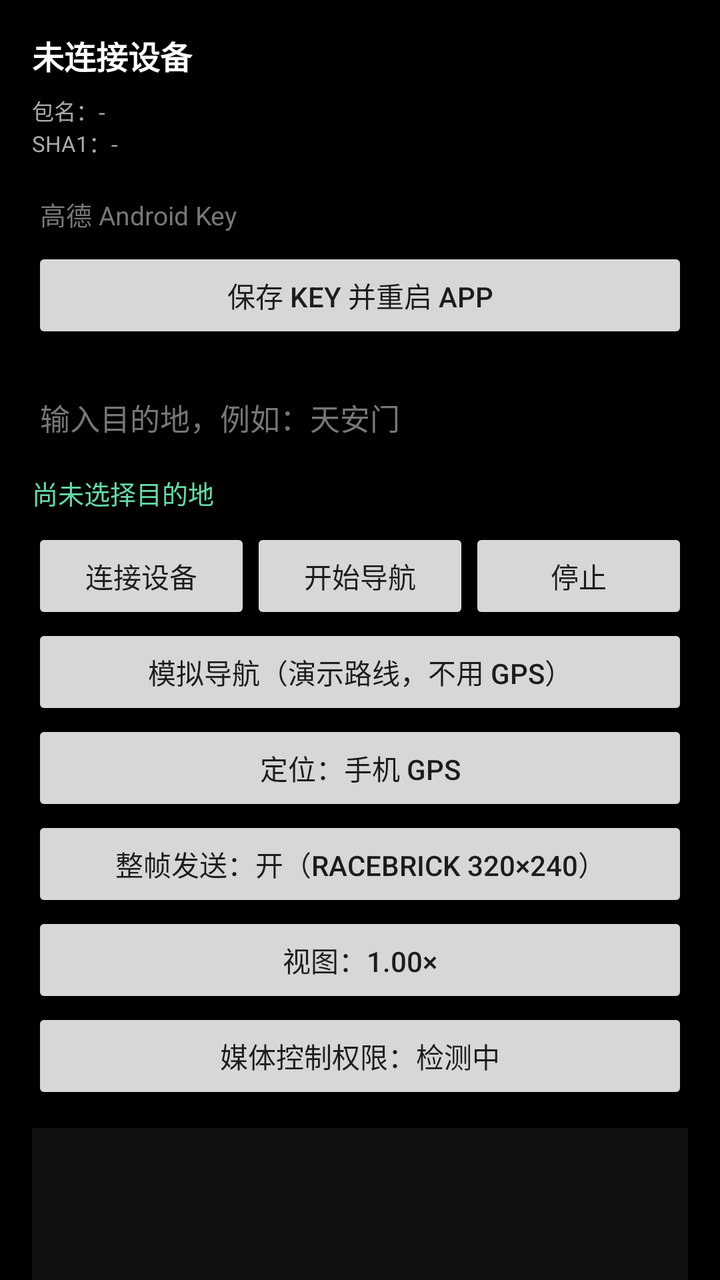
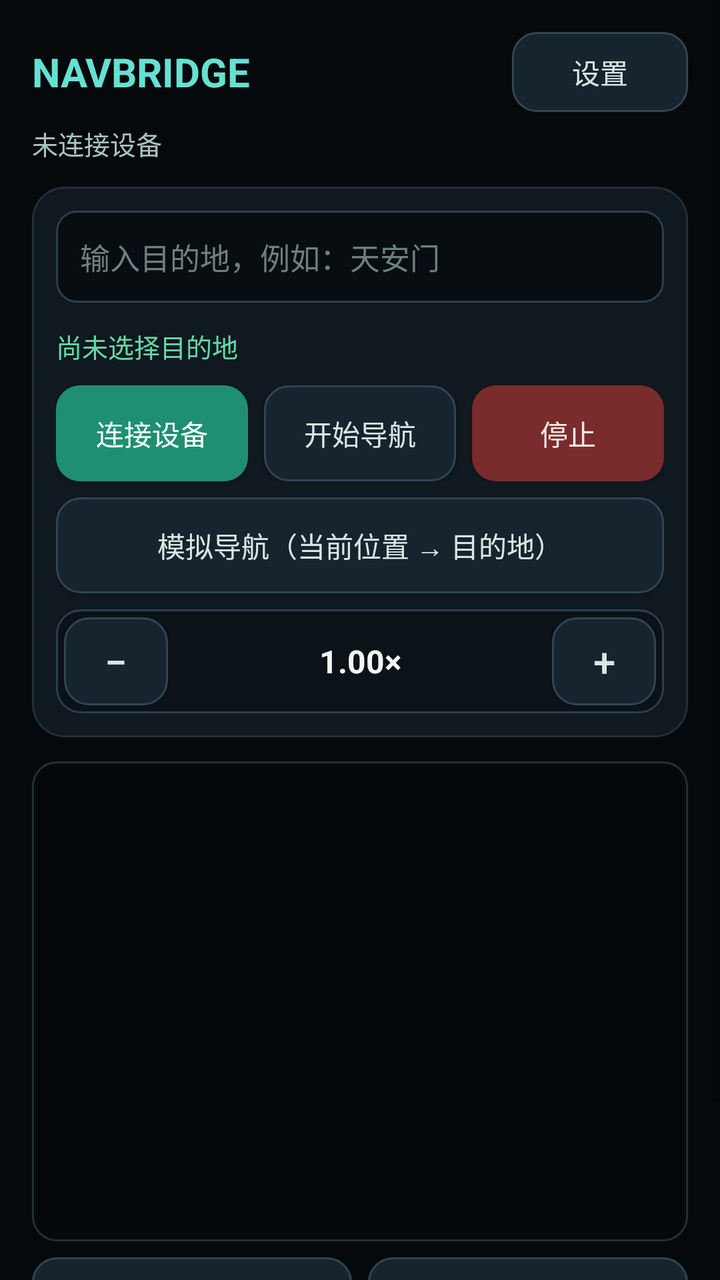

Before-and-after screenshots of an Android layout around one commit, followed by the original layout XML and the change that was made.
<!-- AndroidManifest.xml: application theme Theme.NavBridge -->
<!-- res/layout/activity_main.xml -->
<?xml version="1.0" encoding="utf-8"?>
<ScrollView xmlns:android="http://schemas.android.com/apk/res/android"
    android:layout_width="match_parent"
    android:layout_height="match_parent"
    android:fillViewport="true"
    android:background="@android:color/black">

    <LinearLayout
        android:layout_width="match_parent"
        android:layout_height="wrap_content"
        android:orientation="vertical"
        android:padding="16dp">

        <TextView
            android:id="@+id/tvStatus"
            android:layout_width="match_parent"
            android:layout_height="wrap_content"
            android:textColor="#FFFFFF"
            android:textSize="16sp"
            android:textStyle="bold"
            android:text="未连接设备" />

        <TextView
            android:id="@+id/tvSign"
            android:layout_width="match_parent"
            android:layout_height="wrap_content"
            android:layout_marginTop="8dp"
            android:textColor="#AAAAAA"
            android:textSize="11sp"
            android:textIsSelectable="true"
            android:text="包名：-\nSHA1：-" />

        <EditText
            android:id="@+id/etKey"
            android:layout_width="match_parent"
            android:layout_height="wrap_content"
            android:layout_marginTop="8dp"
            android:hint="高德 Android Key"
            android:inputType="text"
            android:textColor="#FFFFFF"
            android:textColorHint="#777777"
            android:textSize="13sp" />

        <Button
            android:id="@+id/btnSaveKey"
            android:layout_width="match_parent"
            android:layout_height="wrap_content"
            android:text="保存 Key 并重启 App" />

        <EditText
            android:id="@+id/etKeyword"
            android:layout_width="match_parent"
            android:layout_height="wrap_content"
            android:layout_marginTop="16dp"
            android:hint="输入目的地，例如：天安门"
            android:inputType="text"
            android:textColor="#FFFFFF"
            android:textColorHint="#777777"
            android:textSize="15sp" />

        <LinearLayout
            android:id="@+id/llTips"
            android:layout_width="match_parent"
            android:layout_height="wrap_content"
            android:layout_marginTop="4dp"
            android:orientation="vertical" />

        <TextView
            android:id="@+id/tvDest"
            android:layout_width="match_parent"
            android:layout_height="wrap_content"
            android:layout_marginTop="6dp"
            android:textColor="#66D9A6"
            android:textSize="13sp"
            android:text="尚未选择目的地" />

        <LinearLayout
            android:layout_width="match_parent"
            android:layout_height="wrap_content"
            android:layout_marginTop="8dp"
            android:orientation="horizontal">

            <Button
                android:id="@+id/btnConnect"
                android:layout_width="0dp"
                android:layout_height="wrap_content"
                android:layout_weight="1"
                android:text="连接设备" />

            <Button
                android:id="@+id/btnStart"
                android:layout_width="0dp"
                android:layout_height="wrap_content"
                android:layout_weight="1"
                android:text="开始导航" />

            <Button
                android:id="@+id/btnStop"
                android:layout_width="0dp"
                android:layout_height="wrap_content"
                android:layout_weight="1"
                android:text="停止" />
        </LinearLayout>

        <Button
            android:id="@+id/btnSimulate"
            android:layout_width="match_parent"
            android:layout_height="wrap_content"
            android:text="模拟导航（演示路线，不用 GPS）" />

        <Button
            android:id="@+id/btnGpsSource"
            android:layout_width="match_parent"
            android:layout_height="wrap_content"
            android:text="定位：手机 GPS" />

        <Button
            android:id="@+id/btnSendFrames"
            android:layout_width="match_parent"
            android:layout_height="wrap_content"
            android:text="整帧发送：开（RaceBrick 320×240）" />

        <Button
            android:id="@+id/btnZoom"
            android:layout_width="match_parent"
            android:layout_height="wrap_content"
            android:text="视图：1.00×" />

        <Button
            android:id="@+id/btnMediaAccess"
            android:layout_width="match_parent"
            android:layout_height="wrap_content"
            android:text="媒体控制权限：检测中" />

        <ImageView
            android:id="@+id/ivPreview"
            android:layout_width="match_parent"
            android:layout_height="240dp"
            android:layout_marginTop="12dp"
            android:scaleType="fitCenter"
            android:background="#111111"
            android:contentDescription="320×240 导航画面模拟预览" />

        <LinearLayout
            android:layout_width="match_parent"
            android:layout_height="wrap_content"
            android:orientation="horizontal">

            <Button
                android:id="@+id/btnPreviewMode"
                android:layout_width="0dp"
                android:layout_height="wrap_content"
                android:layout_weight="1"
                android:text="预览：SDK 原图" />

            <Button
                android:id="@+id/btnOrientation"
                android:layout_width="0dp"
                android:layout_height="wrap_content"
                android:layout_weight="1"
                android:text="视角：车头朝上" />
        </LinearLayout>

        <TextView
            android:id="@+id/tvLog"
            android:layout_width="match_parent"
            android:layout_height="wrap_content"
            android:layout_marginTop="12dp"
            android:textColor="#88FF88"
            android:textSize="11sp"
            android:fontFamily="monospace"
            android:textIsSelectable="true" />
    </LinearLayout>
</ScrollView>
<!-- resources referenced by this layout -->
<resources>
  <style name="Theme.NavBridge" parent="Theme.AppCompat.DayNight.NoActionBar">
          <item name="android:windowBackground">@android:color/black</item>
          <item name="android:statusBarColor">@android:color/black</item>
      </style>
</resources>

<!-- the commit's change to res/layout/activity_main.xml (unified diff, before → after) -->
@@ -3,7 +3,7 @@
     android:layout_width="match_parent"
     android:layout_height="match_parent"
     android:fillViewport="true"
-    android:background="@android:color/black">
+    android:background="#06090C">
 
     <LinearLayout
         android:layout_width="match_parent"
@@ -11,68 +11,176 @@
         android:orientation="vertical"
         android:padding="16dp">
 
+        <LinearLayout
+            android:layout_width="match_parent"
+            android:layout_height="wrap_content"
+            android:gravity="center_vertical"
+            android:orientation="horizontal">
+
+            <TextView
+                android:layout_width="0dp"
+                android:layout_height="wrap_content"
+                android:layout_weight="1"
+                android:text="NAVBRIDGE"
+                android:textColor="#66E0D2"
+                android:textSize="20sp"
+                android:textStyle="bold" />
+
+            <Button
+                android:id="@+id/btnSettings"
+                android:layout_width="wrap_content"
+                android:layout_height="wrap_content"
+                android:background="@drawable/btn_secondary"
+                android:backgroundTint="@null"
+                android:minHeight="40dp"
+                android:text="设置"
+                android:textColor="#D7E7E4" />
+        </LinearLayout>
+
         <TextView
             android:id="@+id/tvStatus"
             android:layout_width="match_parent"
             android:layout_height="wrap_content"
-            android:textColor="#FFFFFF"
-            android:textSize="16sp"
-            android:textStyle="bold"
-            android:text="未连接设备" />
-
-        <TextView
-            android:id="@+id/tvSign"
-            android:layout_width="match_parent"
-            android:layout_height="wrap_content"
-            android:layout_marginTop="8dp"
-            android:textColor="#AAAAAA"
-            android:textSize="11sp"
-            android:textIsSelectable="true"
-            android:text="包名：-\nSHA1：-" />
-
-        <EditText
-            android:id="@+id/etKey"
-            android:layout_width="match_parent"
-            android:layout_height="wrap_content"
-            android:layout_marginTop="8dp"
-            android:hint="高德 Android Key"
-            android:inputType="text"
-            android:textColor="#FFFFFF"
-            android:textColorHint="#777777"
+            android:layout_marginTop="6dp"
+            android:text="未连接设备"
+            android:textColor="#A9C4BE"
             android:textSize="13sp" />
 
-        <Button
-            android:id="@+id/btnSaveKey"
-            android:layout_width="match_parent"
-            android:layout_height="wrap_content"
-            android:text="保存 Key 并重启 App" />
-
-        <EditText
-            android:id="@+id/etKeyword"
-            android:layout_width="match_parent"
-            android:layout_height="wrap_content"
-            android:layout_marginTop="16dp"
-            android:hint="输入目的地，例如：天安门"
-            android:inputType="text"
-            android:textColor="#FFFFFF"
-            android:textColorHint="#777777"
-            android:textSize="15sp" />
-
         <LinearLayout
-            android:id="@+id/llTips"
-            android:layout_width="match_parent"
-            android:layout_height="wrap_content"
-            android:layout_marginTop="4dp"
-            android:orientation="vertical" />
-
-        <TextView
-            android:id="@+id/tvDest"
-            android:layout_width="match_parent"
-            android:layout_height="wrap_content"
-            android:layout_marginTop="6dp"
-            android:textColor="#66D9A6"
-            android:textSize="13sp"
-            android:text="尚未选择目的地" />
+            android:layout_width="match_parent"
+            android:layout_height="wrap_content"
+            android:layout_marginTop="12dp"
+            android:background="@drawable/bg_card"
+            android:orientation="vertical"
+            android:padding="12dp">
+
+            <EditText
+                android:id="@+id/etKeyword"
+                android:layout_width="match_parent"
+                android:layout_height="wrap_content"
+                android:background="@drawable/bg_input"
+                android:hint="输入目的地，例如：天安门"
+                android:inputType="text"
+                android:padding="12dp"
+                android:textColor="#F0F6F4"
+                android:textColorHint="#6D817D"
+                android:textSize="15sp" />
+
+            <LinearLayout
+                android:id="@+id/llTips"
+                android:layout_width="match_parent"
+                android:layout_height="wrap_content"
+                android:layout_marginTop="4dp"
+                android:orientation="vertical" />
+
+            <TextView
+                android:id="@+id/tvDest"
+                android:layout_width="match_parent"
+                android:layout_height="wrap_content"
+                android:layout_marginTop="8dp"
+                android:text="尚未选择目的地"
+                android:textColor="#66D9A6"
+                android:textSize="13sp" />
+
+            <LinearLayout
+                android:layout_width="match_parent"
+                android:layout_height="wrap_content"
+                android:layout_marginTop="10dp"
+                android:orientation="horizontal">
+
+                <Button
+                    android:id="@+id/btnConnect"
+                    android:layout_width="0dp"
+                    android:layout_height="wrap_content"
+                    android:layout_weight="1"
+                    android:background="@drawable/btn_primary"
+                    android:backgroundTint="@null"
+                    android:text="连接设备"
+                    android:textColor="#F2FFFB" />
+
+                <Button
+                    android:id="@+id/btnStart"
+                    android:layout_width="0dp"
+                    android:layout_height="wrap_content"
+                    android:layout_marginStart="8dp"
+                    android:layout_weight="1"
+                    android:background="@drawable/btn_secondary"
+                    android:backgroundTint="@null"
+                    android:text="开始导航"
+                    android:textColor="#D7E7E4" />
+
+                <Button
+                    android:id="@+id/btnStop"
+                    android:layout_width="0dp"
+                    android:layout_height="wrap_content"
+                    android:layout_marginStart="8dp"
+                    android:layout_weight="1"
+                    android:background="@drawable/btn_danger"
+                    android:backgroundTint="@null"
+                    android:text="停止"
+                    android:textColor="#FFE9E9" />
+            </LinearLayout>
+
+            <Button
+                android:id="@+id/btnSimulate"
+                android:layout_width="match_parent"
+                android:layout_height="wrap_content"
+                android:layout_marginTop="8dp"
+                android:background="@drawable/btn_secondary"
+                android:backgroundTint="@null"
+                android:text="模拟导航（当前位置 → 目的地）"
+                android:textColor="#D7E7E4" />
+
+            <LinearLayout
+                android:layout_width="match_parent"
+                android:layout_height="wrap_content"
+                android:layout_marginTop="8dp"
+                android:background="@drawable/bg_zoom"
+                android:gravity="center_vertical"
+                android:orientation="horizontal"
+                android:padding="4dp">
+
+                <Button
+                    android:id="@+id/btnZoomOut"
+                    android:layout_width="52dp"
+                    android:layout_height="44dp"
+                    android:background="@drawable/btn_secondary"
+                    android:backgroundTint="@null"
+                    android:text="−"
+                    android:textColor="#D7E7E4"
+                    android:textSize="20sp" />
+
+                <TextView
+                    android:id="@+id/tvZoom"
+                    android:layout_width="0dp"
+                    android:layout_height="wrap_content"
+                    android:layout_weight="1"
+                    android:gravity="center"
+                    android:text="1.00×"
+                    android:textColor="#F0F6F4"
+                    android:textSize="16sp"
+                    android:textStyle="bold" />
+
+                <Button
+                    android:id="@+id/btnZoomIn"
+                    android:layout_width="52dp"
+                    android:layout_height="44dp"
+                    android:background="@drawable/btn_secondary"
+                    android:backgroundTint="@null"
+                    android:text="+"
+                    android:textColor="#D7E7E4"
+                    android:textSize="20sp" />
+            </LinearLayout>
+        </LinearLayout>
+
+        <ImageView
+            android:id="@+id/ivPreview"
+            android:layout_width="match_parent"
+            android:layout_height="240dp"
+            android:layout_marginTop="12dp"
+            android:background="@drawable/bg_preview"
+            android:contentDescription="320×240 导航画面模拟预览"
+            android:scaleType="fitCenter" />
 
         <LinearLayout
             android:layout_width="match_parent"
@@ -81,84 +189,25 @@
             android:orientation="horizontal">
 
             <Button
-                android:id="@+id/btnConnect"
-                android:layout_width="0dp"
-                android:layout_height="wrap_content"
-                android:layout_weight="1"
-                android:text="连接设备" />
-
-            <Button
-                android:id="@+id/btnStart"
-                android:layout_width="0dp"
-                android:layout_height="wrap_content"
-                android:layout_weight="1"
-                android:text="开始导航" />
-
-            <Button
-                android:id="@+id/btnStop"
-                android:layout_width="0dp"
-                android:layout_height="wrap_content"
-                android:layout_weight="1"
-                android:text="停止" />
-        </LinearLayout>
-
-        <Button
-            android:id="@+id/btnSimulate"
-            android:layout_width="match_parent"
-            android:layout_height="wrap_content"
-            android:text="模拟导航（演示路线，不用 GPS）" />
-
-        <Button
-            android:id="@+id/btnGpsSource"
-            android:layout_width="match_parent"
-            android:layout_height="wrap_content"
-            android:text="定位：手机 GPS" />
-
-        <Button
-            android:id="@+id/btnSendFrames"
-            android:layout_width="match_parent"
-            android:layout_height="wrap_content"
-            android:text="整帧发送：开（RaceBrick 320×240）" />
-
-        <Button
-            android:id="@+id/btnZoom"
-            android:layout_width="match_parent"
-            android:layout_height="wrap_content"
-            android:text="视图：1.00×" />
-
-        <Button
-            android:id="@+id/btnMediaAccess"
-            android:layout_width="match_parent"
-            android:layout_height="wrap_content"
-            android:text="媒体控制权限：检测中" />
-
-        <ImageView
-            android:id="@+id/ivPreview"
-            android:layout_width="match_parent"
-            android:layout_height="240dp"
-            android:layout_marginTop="12dp"
-            android:scaleType="fitCenter"
-            android:background="#111111"
-            android:contentDescription="320×240 导航画面模拟预览" />
-
-        <LinearLayout
-            android:layout_width="match_parent"
-            android:layout_height="wrap_content"
-            android:orientation="horizontal">
-
-            <Button
                 android:id="@+id/btnPreviewMode"
                 android:layout_width="0dp"
                 android:layout_height="wrap_content"
                 android:layout_weight="1"
-                android:text="预览：SDK 原图" />
+                android:background="@drawable/btn_secondary"
+                android:backgroundTint="@null"
+                android:text="预览：SDK 原图"
+                android:textColor="#D7E7E4" />
 
             <Button
                 android:id="@+id/btnOrientation"
                 android:layout_width="0dp"
                 android:layout_height="wrap_content"
+                android:layout_marginStart="8dp"
                 android:layout_weight="1"
-                android:text="视角：车头朝上" />
+                android:background="@drawable/btn_secondary"
+                android:backgroundTint="@null"
+                android:text="视角：车头朝上"
+                android:textColor="#D7E7E4" />
         </LinearLayout>
 
         <TextView
@@ -166,9 +215,11 @@
             android:layout_width="match_parent"
             android:layout_height="wrap_content"
             android:layout_marginTop="12dp"
-            android:textColor="#88FF88"
-            android:textSize="11sp"
+            android:background="@drawable/bg_card"
             android:fontFamily="monospace"
-            android:textIsSelectable="true" />
+            android:padding="12dp"
+            android:textColor="#8FE3A9"
+            android:textIsSelectable="true"
+            android:textSize="11sp" />
     </LinearLayout>
 </ScrollView>
<!-- resource entries referenced after the edit -->
@@ -1,5 +1,52 @@
 <!-- resources referenced by this layout -->
 <resources>
+  <!-- drawable bg_card (drawable) -->
+  <?xml version="1.0" encoding="utf-8"?>
+  <shape xmlns:android="http://schemas.android.com/apk/res/android">
+      <solid android:color="#101820" />
+      <corners android:radius="16dp" />
+      <stroke android:width="1dp" android:color="#1F303A" />
+  </shape>
+  <!-- drawable bg_input (drawable) -->
+  <?xml version="1.0" encoding="utf-8"?>
+  <shape xmlns:android="http://schemas.android.com/apk/res/android">
+      <solid android:color="#080D12" />
+      <corners android:radius="10dp" />
+      <stroke android:width="1dp" android:color="#29404C" />
+  </shape>
+  <!-- drawable bg_preview (drawable) -->
+  <?xml version="1.0" encoding="utf-8"?>
+  <shape xmlns:android="http://schemas.android.com/apk/res/android">
+      <solid android:color="#05080A" />
+      <corners android:radius="12dp" />
+      <stroke android:width="1dp" android:color="#1F303A" />
+  </shape>
+  <!-- drawable bg_zoom (drawable) -->
+  <?xml version="1.0" encoding="utf-8"?>
+  <shape xmlns:android="http://schemas.android.com/apk/res/android">
+      <solid android:color="#0B1218" />
+      <corners android:radius="12dp" />
+      <stroke android:width="1dp" android:color="#29404C" />
+  </shape>
+  <!-- drawable btn_danger (drawable) -->
+  <?xml version="1.0" encoding="utf-8"?>
+  <shape xmlns:android="http://schemas.android.com/apk/res/android">
+      <solid android:color="#7A2B2B" />
+      <corners android:radius="12dp" />
+  </shape>
+  <!-- drawable btn_primary (drawable) -->
+  <?xml version="1.0" encoding="utf-8"?>
+  <shape xmlns:android="http://schemas.android.com/apk/res/android">
+      <solid android:color="#1F8F72" />
+      <corners android:radius="12dp" />
+  </shape>
+  <!-- drawable btn_secondary (drawable) -->
+  <?xml version="1.0" encoding="utf-8"?>
+  <shape xmlns:android="http://schemas.android.com/apk/res/android">
+      <solid android:color="#17242D" />
+      <corners android:radius="12dp" />
+      <stroke android:width="1dp" android:color="#2E4654" />
+  </shape>
   <style name="Theme.NavBridge" parent="Theme.AppCompat.DayNight.NoActionBar">
           <item name="android:windowBackground">@android:color/black</item>
           <item name="android:statusBarColor">@android:color/black</item>
